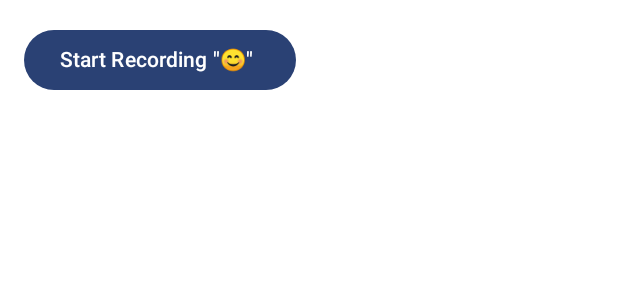
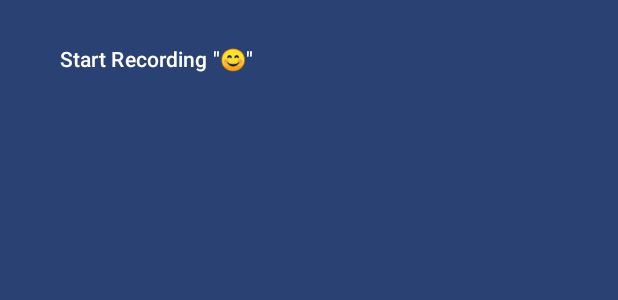
Before and after one commit to Ewcw17/Health-Buddy, an Android app built with Jetpack Compose: the @Preview function RecordingScreenPreview, on a phone screen of 412 x 824 dp. Shown: the top 300 px of the screen. Run offline under Robolectric (Android 15) with nearby library versions, the phone set to English and light mode, and no system bars.

Commit message:
changedBackgroundColors

```diff
--- a/app/src/main/java/com/terrabull/healthbuddy/MainActivity.kt
+++ b/app/src/main/java/com/terrabull/healthbuddy/MainActivity.kt
@@ -20,6 +20,8 @@ import com.terrabull.healthbuddy.api.GeminiApiWrapper
 import com.terrabull.healthbuddy.ui.theme.HealthBuddyTheme
 import kotlinx.coroutines.launch
 import java.io.File
+// Added
+import androidx.compose.foundation.background
 
 class MainActivity : ComponentActivity() {
     override fun onCreate(savedInstanceState: Bundle?) {
@@ -64,6 +66,7 @@ fun RecordingScreen(modifier: Modifier = Modifier) {
     Column(
         modifier = modifier
             .fillMaxSize()
+            .background(MaterialTheme.colorScheme.primary) // Match button color
             .padding(16.dp),
         verticalArrangement = Arrangement.Top
     ) {
```
